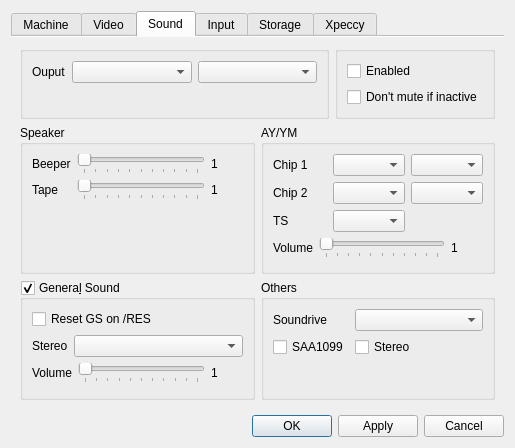
Before: the Qt Designer form ui/setupwin.ui in samstyle/Xpeccy, drawn with Qt 5.
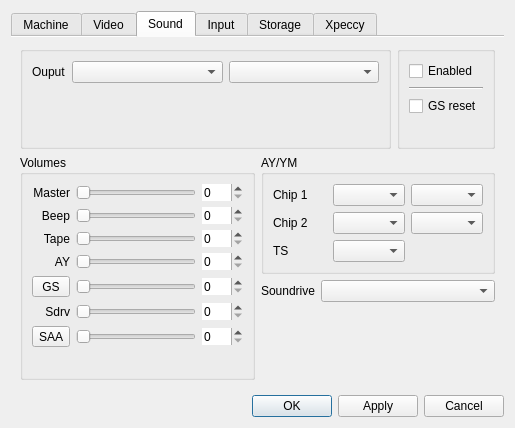
After: the same form once the commit is applied. The open tabs and pages were chosen to show the change. Icons and pictures are not drawn. Custom widgets are drawn as their Qt base class.

Commit message: build 20170907 [+] Fix APU sweep unit [+] Fix APU length counter [+] Add Dendy NES mode [+] Return volume control

Patch:
```diff
--- a/ui/setupwin.ui
+++ b/ui/setupwin.ui
@@ -7,7 +7,7 @@
     <x>0</x>
     <y>0</y>
     <width>505</width>
-    <height>448</height>
+    <height>428</height>
    </rect>
   </property>
   <property name="sizePolicy">
@@ -679,7 +679,7 @@
         <attribute name="title">
          <string>Sound</string>
         </attribute>
-        <layout class="QVBoxLayout" name="verticalLayout_40">
+        <layout class="QVBoxLayout" name="verticalLayout_43" stretch="0,0,10">
          <item>
           <layout class="QHBoxLayout" name="horizontalLayout_25">
            <item>
@@ -725,9 +725,16 @@
                </widget>
               </item>
               <item>
-               <widget class="QCheckBox" name="mutbox">
+               <widget class="Line" name="line_3">
+                <property name="orientation">
+                 <enum>Qt::Horizontal</enum>
+                </property>
+               </widget>
+              </item>
+              <item>
+               <widget class="QCheckBox" name="gsrbox">
                 <property name="text">
-                 <string>Don't mute if inactive</string>
+                 <string>GS reset</string>
                 </property>
                </widget>
               </item>
@@ -750,90 +757,236 @@
           </layout>
          </item>
          <item>
-          <layout class="QGridLayout" name="gridLayout_17">
-           <item row="0" column="0">
-            <widget class="QGroupBox" name="groupBox_3">
-             <property name="title">
-              <string>Speaker</string>
-             </property>
-             <property name="checkable">
-              <bool>false</bool>
-             </property>
-             <layout class="QVBoxLayout" name="verticalLayout_20">
+          <layout class="QHBoxLayout" name="horizontalLayout_32">
               <item>
-               <layout class="QGridLayout" name="gridLayout_12">
-                <item row="0" column="0">
-                 <widget class="QLabel" name="label_9">
-                  <property name="text">
-                   <string>Beeper</string>
-                  </property>
-                 </widget>
-                </item>
-                <item row="0" column="1">
-                 <widget class="QSlider" name="bvsld">
-                  <property name="maximum">
-                   <number>100</number>
-                  </property>
-                  <property name="tracking">
-                   <bool>true</bool>
-                  </property>
-                  <property name="orientation">
-                   <enum>Qt::Horizontal</enum>
-                  </property>
-                  <property name="tickPosition">
-                   <enum>QSlider::TicksBelow</enum>
-                  </property>
-                  <property name="tickInterval">
-                   <number>10</number>
-                  </property>
-                 </widget>
-                </item>
-                <item row="0" column="2">
-                 <widget class="QLabel" name="bvlab">
-                  <property name="minimumSize">
-                   <size>
-                    <width>32</width>
-                    <height>0</height>
-                   </size>
-                  </property>
-                  <property name="text">
-                   <string>1</string>
-                  </property>
-                 </widget>
-                </item>
-                <item row="1" column="0">
+            <widget class="QGroupBox" name="groupBox_12">
+             <property name="title">
+              <string>Volumes</string>
+             </property>
+             <layout class="QGridLayout" name="gridLayout_14">
+              <item row="2" column="0">
                  <widget class="QLabel" name="label_10">
                   <property name="text">
                    <string>Tape</string>
                   </property>
-                 </widget>
-                </item>
-                <item row="1" column="1">
-                 <widget class="QSlider" name="tvsld">
-                  <property name="maximum">
-                   <number>100</number>
-                  </property>
-                  <property name="orientation">
-                   <enum>Qt::Horizontal</enum>
-                  </property>
-                  <property name="tickPosition">
-                   <enum>QSlider::TicksBelow</enum>
-                  </property>
-                  <property name="tickInterval">
-                   <number>10</number>
+                <property name="alignment">
+                 <set>Qt::AlignRight|Qt::AlignTrailing|Qt::AlignVCenter</set>
+                </property>
+               </widget>
+              </item>
+              <item row="4" column="0">
+               <widget class="QToolButton" name="tbGS">
+                <property name="sizePolicy">
+                 <sizepolicy hsizetype="Preferred" vsizetype="Fixed">
+                  <horstretch>0</horstretch>
+                  <verstretch>0</verstretch>
+                 </sizepolicy>
+                </property>
+                <property name="text">
+                 <string>GS</string>
+                </property>
+                <property name="checkable">
+                 <bool>true</bool>
+                </property>
+               </widget>
+              </item>
+              <item row="5" column="0">
+               <widget class="QLabel" name="label_30">
+                <property name="text">
+                 <string>Sdrv</string>
+                </property>
+                <property name="alignment">
+                 <set>Qt::AlignRight|Qt::AlignTrailing|Qt::AlignVCenter</set>
                   </property>
                  </widget>
                 </item>
                 <item row="1" column="2">
-                 <widget class="QLabel" name="tvlab">
+               <widget class="QSpinBox" name="sbBeepVol">
+                <property name="frame">
+                 <bool>false</bool>
+                </property>
+                <property name="maximum">
+                 <number>100</number>
+                </property>
+               </widget>
+              </item>
+              <item row="0" column="2">
+               <widget class="QSpinBox" name="sbMasterVol">
+                <property name="frame">
+                 <bool>false</bool>
+                </property>
+                <property name="maximum">
+                 <number>100</number>
+                </property>
+               </widget>
+              </item>
+              <item row="6" column="2">
+               <widget class="QSpinBox" name="sbSAAVol">
+                <property name="frame">
+                 <bool>false</bool>
+                </property>
+                <property name="maximum">
+                 <number>100</number>
+                </property>
+               </widget>
+              </item>
+              <item row="0" column="0">
+               <widget class="QLabel" name="label_14">
                   <property name="text">
-                   <string>1</string>
-                  </property>
-                 </widget>
-                </item>
-               </layout>
+                 <string>Master</string>
+                </property>
+                <property name="alignment">
+                 <set>Qt::AlignRight|Qt::AlignTrailing|Qt::AlignVCenter</set>
+                </property>
+               </widget>
+              </item>
+              <item row="5" column="1">
+               <widget class="QSlider" name="sldSdrvVol">
+                <property name="maximum">
+                 <number>100</number>
+                </property>
+                <property name="orientation">
+                 <enum>Qt::Horizontal</enum>
+                </property>
+               </widget>
               </item>
-              <item>
+              <item row="6" column="0">
+               <widget class="QToolButton" name="tbSAA">
+                <property name="sizePolicy">
+                 <sizepolicy hsizetype="Preferred" vsizetype="Fixed">
+                  <horstretch>0</horstretch>
+                  <verstretch>0</verstretch>
+                 </sizepolicy>
+                </property>
+                <property name="text">
+                 <string>SAA</string>
+                </property>
+                <property name="checkable">
+                 <bool>true</bool>
+                </property>
+               </widget>
+              </item>
+              <item row="3" column="2">
+               <widget class="QSpinBox" name="sbAYVol">
+                <property name="frame">
+                 <bool>false</bool>
+                </property>
+                <property name="maximum">
+                 <number>100</number>
+                </property>
+               </widget>
+              </item>
+              <item row="5" column="2">
+               <widget class="QSpinBox" name="sbSdrvVol">
+                <property name="frame">
+                 <bool>false</bool>
+                </property>
+                <property name="maximum">
+                 <number>100</number>
+                </property>
+               </widget>
+              </item>
+              <item row="1" column="1">
+               <widget class="QSlider" name="sldBeepVol">
+                <property name="maximum">
+                 <number>100</number>
+                </property>
+                <property name="orientation">
+                 <enum>Qt::Horizontal</enum>
+                </property>
+               </widget>
+              </item>
+              <item row="6" column="1">
+               <widget class="QSlider" name="sldSAAVol">
+                <property name="maximum">
+                 <number>100</number>
+                </property>
+                <property name="orientation">
+                 <enum>Qt::Horizontal</enum>
+                </property>
+               </widget>
+              </item>
+              <item row="3" column="0">
+               <widget class="QLabel" name="label_11">
+                <property name="text">
+                 <string>AY</string>
+                </property>
+                <property name="alignment">
+                 <set>Qt::AlignRight|Qt::AlignTrailing|Qt::AlignVCenter</set>
+                </property>
+               </widget>
+              </item>
+              <item row="0" column="1">
+               <widget class="QSlider" name="sldMasterVol">
+                <property name="maximum">
+                 <number>100</number>
+                </property>
+                <property name="orientation">
+                 <enum>Qt::Horizontal</enum>
+                </property>
+               </widget>
+              </item>
+              <item row="4" column="1">
+               <widget class="QSlider" name="sldGSVol">
+                <property name="maximum">
+                 <number>100</number>
+                </property>
+                <property name="orientation">
+                 <enum>Qt::Horizontal</enum>
+                </property>
+               </widget>
+              </item>
+              <item row="4" column="2">
+               <widget class="QSpinBox" name="sbGSVol">
+                <property name="frame">
+                 <bool>false</bool>
+                </property>
+                <property name="maximum">
+                 <number>100</number>
+                </property>
+               </widget>
+              </item>
+              <item row="3" column="1">
+               <widget class="QSlider" name="sldAYVol">
+                <property name="maximum">
+                 <number>100</number>
+                </property>
+                <property name="orientation">
+                 <enum>Qt::Horizontal</enum>
+                </property>
+               </widget>
+              </item>
+              <item row="2" column="1">
+               <widget class="QSlider" name="sldTapeVol">
+                <property name="maximum">
+                 <number>100</number>
+                </property>
+                <property name="orientation">
+                 <enum>Qt::Horizontal</enum>
+                </property>
+               </widget>
+              </item>
+              <item row="2" column="2">
+               <widget class="QSpinBox" name="sbTapeVol">
+                <property name="frame">
+                 <bool>false</bool>
+                </property>
+                <property name="maximum">
+                 <number>100</number>
+                </property>
+               </widget>
+              </item>
+              <item row="1" column="0">
+               <widget class="QLabel" name="label_9">
+                <property name="text">
+                 <string>Beep</string>
+                </property>
+                <property name="alignment">
+                 <set>Qt::AlignRight|Qt::AlignTrailing|Qt::AlignVCenter</set>
+                </property>
+               </widget>
+              </item>
+              <item row="7" column="0">
                <spacer name="verticalSpacer_8">
                 <property name="orientation">
                  <enum>Qt::Vertical</enum>
@@ -849,7 +1002,9 @@
              </layout>
             </widget>
            </item>
-           <item row="0" column="1">
+           <item>
+            <layout class="QVBoxLayout" name="verticalLayout_20">
+             <item>
             <widget class="QGroupBox" name="aygroup">
              <property name="title">
               <string>AY/YM</string>
@@ -898,183 +1053,11 @@
                 </item>
                </layout>
               </item>
-              <item>
-               <layout class="QGridLayout" name="gridLayout_14">
-                <item row="0" column="0">
-                 <widget class="QLabel" name="label_11">
-                  <property name="text">
-                   <string>Volume</string>
-                  </property>
-                 </widget>
-                </item>
-                <item row="0" column="1">
-                 <widget class="QSlider" name="avsld">
-                  <property name="maximum">
-                   <number>100</number>
-                  </property>
-                  <property name="orientation">
-                   <enum>Qt::Horizontal</enum>
-                  </property>
-                  <property name="tickPosition">
-                   <enum>QSlider::TicksBelow</enum>
-                  </property>
-                  <property name="tickInterval">
-                   <number>10</number>
-                  </property>
-                 </widget>
-                </item>
-                <item row="0" column="2">
-                 <widget class="QLabel" name="avlab">
-                  <property name="minimumSize">
-                   <size>
-                    <width>32</width>
-                    <height>0</height>
-                   </size>
-                  </property>
-                  <property name="text">
-                   <string>1</string>
-                  </property>
-                 </widget>
-                </item>
                </layout>
-              </item>
-              <item>
-               <spacer name="verticalSpacer_2">
-                <property name="orientation">
-                 <enum>Qt::Vertical</enum>
-                </property>
-                <property name="sizeHint" stdset="0">
-                 <size>
-                  <width>20</width>
-                  <height>40</height>
-                 </size>
-                </property>
-               </spacer>
-              </item>
-             </layout>
-            </widget>
-           </item>
-           <item row="1" column="0">
-            <widget class="QGroupBox" name="gsgroup">
-             <property name="sizePolicy">
-              <sizepolicy hsizetype="Preferred" vsizetype="Preferred">
-               <horstretch>0</horstretch>
-               <verstretch>0</verstretch>
-              </sizepolicy>
-             </property>
-             <property name="minimumSize">
-              <size>
-               <width>0</width>
-               <height>0</height>
-              </size>
-             </property>
-             <property name="title">
-              <string>Genera&amp;l Sound</string>
-             </property>
-             <property name="checkable">
-              <bool>true</bool>
-             </property>
-             <layout class="QVBoxLayout" name="verticalLayout_21">
+              </widget>
+             </item>
               <item>
-               <layout class="QGridLayout" name="gridLayout_16">
-                <item row="0" column="0">
-                 <widget class="QCheckBox" name="gsrbox">
-                  <property name="text">
-                   <string>Reset GS on /RES</string>
-                  </property>
-                 </widget>
-                </item>
-                <item row="0" column="1">
-                 <spacer name="horizontalSpacer_2">
-                  <property name="orientation">
-                   <enum>Qt::Horizontal</enum>
-                  </property>
-                  <property name="sizeHint" stdset="0">
-                   <size>
-                    <width>40</width>
-                    <height>20</height>
-                   </size>
-                  </property>
-                 </spacer>
-                </item>
-               </layout>
-              </item>
-              <item>
-               <layout class="QGridLayout" name="gridLayout_18" columnstretch="0,10">
-                <item row="0" column="0">
-                 <widget class="QLabel" name="label_14">
-                  <property name="text">
-                   <string>Stereo</string>
-                  </property>
-                 </widget>
-                </item>
-                <item row="0" column="1">
-                 <widget class="QComboBox" name="gstereobox"/>
-                </item>
-               </layout>
-              </item>
-              <item>
-               <layout class="QGridLayout" name="gridLayout_15">
-                <item row="0" column="0">
-                 <widget class="QLabel" name="label_24">
-                  <property name="text">
-                   <string>Volume</string>
-                  </property>
-                 </widget>
-                </item>
-                <item row="0" column="1">
-                 <widget class="QSlider" name="gvsld">
-                  <property name="maximum">
-                   <number>100</number>
-                  </property>
-                  <property name="orientation">
-                   <enum>Qt::Horizontal</enum>
-                  </property>
-                  <property name="tickPosition">
-                   <enum>QSlider::TicksBelow</enum>
-                  </property>
-                  <property name="tickInterval">
-                   <number>10</number>
-                  </property>
-                 </widget>
-                </item>
-                <item row="0" column="2">
-                 <widget class="QLabel" name="gslab">
-                  <property name="minimumSize">
-                   <size>
-                    <width>32</width>
-                    <height>0</height>
-                   </size>
-                  </property>
-                  <property name="text">
-                   <string>1</string>
-                  </property>
-                 </widget>
-                </item>
-               </layout>
-              </item>
-              <item>
-               <spacer name="verticalSpacer_9">
-                <property name="orientation">
-                 <enum>Qt::Vertical</enum>
-                </property>
-                <property name="sizeHint" stdset="0">
-                 <size>
-                  <width>20</width>
-                  <height>40</height>
-                 </size>
-                </property>
-               </spacer>
-              </item>
-             </layout>
-            </widget>
-           </item>
-           <item row="1" column="1">
-            <widget class="QGroupBox" name="groupBox_7">
-             <property name="title">
-              <string>Others</string>
-             </property>
-             <layout class="QGridLayout" name="gridLayout_6" columnstretch="0,10">
+              <layout class="QGridLayout" name="gridLayout_12" columnstretch="0,10">
               <item row="0" column="0">
                <widget class="QLabel" name="label_41">
                 <property name="text">
@@ -1085,8 +1068,10 @@
               <item row="0" column="1">
                <widget class="QComboBox" name="sdrvBox"/>
               </item>
-              <item row="2" column="0">
-               <spacer name="verticalSpacer_17">
+              </layout>
+             </item>
+             <item>
+              <spacer name="verticalSpacer_2">
                 <property name="orientation">
                  <enum>Qt::Vertical</enum>
                 </property>
@@ -1098,22 +1083,7 @@
                 </property>
                </spacer>
               </item>
-              <item row="1" column="0">
-               <widget class="QCheckBox" name="saaEn">
-                <property name="text">
-                 <string>SAA1099</string>
-                </property>
-               </widget>
-              </item>
-              <item row="1" column="1">
-               <widget class="QCheckBox" name="saaStereo">
-                <property name="text">
-                 <string>Stereo</string>
-                </property>
-               </widget>
-              </item>
-             </layout>
-            </widget>
+            </layout>
            </item>
           </layout>
          </item>
```
Left out of the diff: 46 changed lines with no effect on the pictures. Lines whose indentation alone changed are shown as unchanged. The commit also changes 25 other files.
